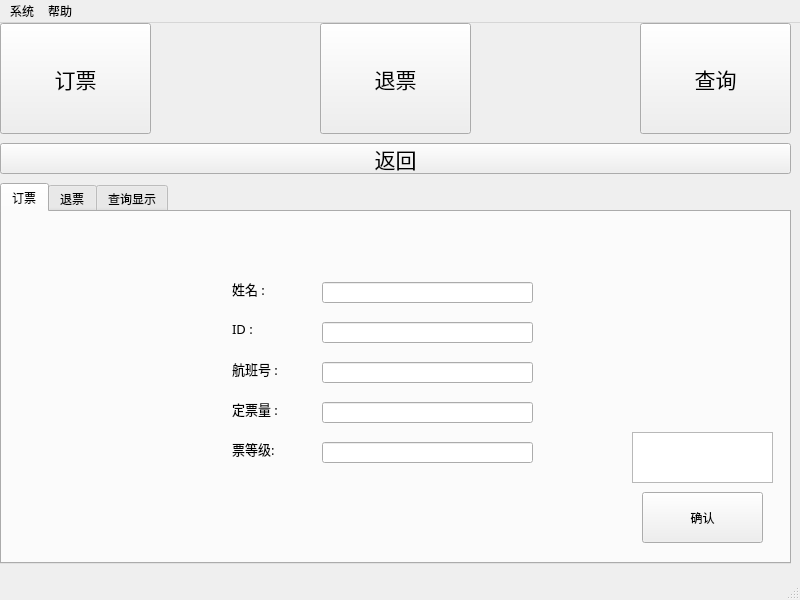
Above: airport/user.ui from saber-mashiro/Airport before the change. Below: the same form after it.
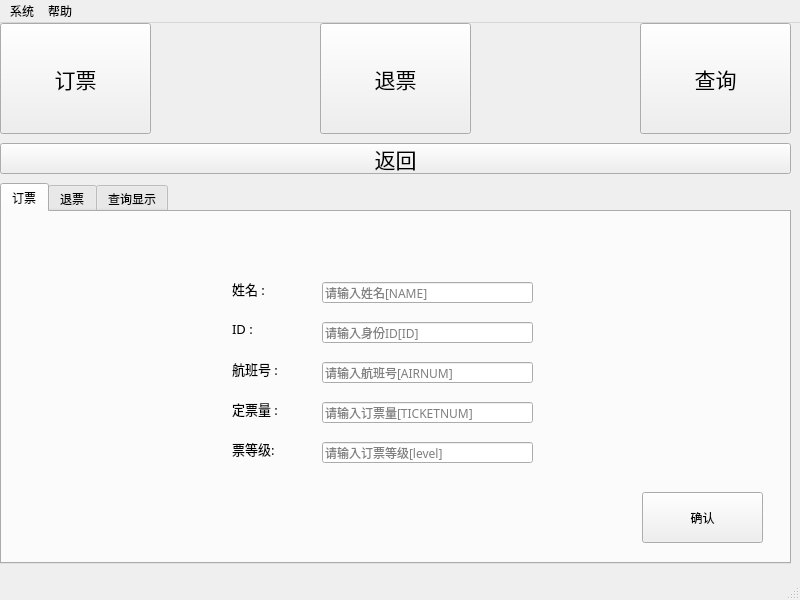
That is the form after the change.

```diff
--- a/airport/user.ui
+++ b/airport/user.ui
@@ -215,6 +215,12 @@
         <height>21</height>
        </rect>
       </property>
+      <property name="placeholderText">
+       <string>请输入姓名[NAME]</string>
+      </property>
+      <property name="clearButtonEnabled">
+       <bool>true</bool>
+      </property>
      </widget>
      <widget class="QLineEdit" name="lineEdit_6">
       <property name="geometry">
@@ -225,6 +231,12 @@
         <height>21</height>
        </rect>
       </property>
+      <property name="placeholderText">
+       <string>请输入身份ID[ID]</string>
+      </property>
+      <property name="clearButtonEnabled">
+       <bool>true</bool>
+      </property>
      </widget>
      <widget class="QLineEdit" name="lineEdit_7">
       <property name="geometry">
@@ -235,6 +247,12 @@
         <height>21</height>
        </rect>
       </property>
+      <property name="placeholderText">
+       <string>请输入航班号[AIRNUM]</string>
+      </property>
+      <property name="clearButtonEnabled">
+       <bool>true</bool>
+      </property>
      </widget>
      <widget class="QLineEdit" name="lineEdit_8">
       <property name="geometry">
@@ -245,6 +263,12 @@
         <height>21</height>
        </rect>
       </property>
+      <property name="placeholderText">
+       <string>请输入订票量[TICKETNUM]</string>
+      </property>
+      <property name="clearButtonEnabled">
+       <bool>true</bool>
+      </property>
      </widget>
      <widget class="QLineEdit" name="lineEdit_9">
       <property name="geometry">
@@ -255,6 +279,12 @@
         <height>21</height>
        </rect>
       </property>
+      <property name="placeholderText">
+       <string>请输入订票等级[level]</string>
+      </property>
+      <property name="clearButtonEnabled">
+       <bool>true</bool>
+      </property>
      </widget>
      <widget class="QPushButton" name="pushButton_7">
       <property name="geometry">
@@ -269,16 +299,6 @@
        <string>确认</string>
       </property>
      </widget>
-     <widget class="QPlainTextEdit" name="plainTextEdit_3">
-      <property name="geometry">
-       <rect>
-        <x>630</x>
-        <y>220</y>
-        <width>141</width>
-        <height>51</height>
-       </rect>
-      </property>
-     </widget>
     </widget>
     <widget class="QWidget" name="tab_4">
      <attribute name="title">
```
Left out of the diff: 70 changed lines with no effect on the pictures.
